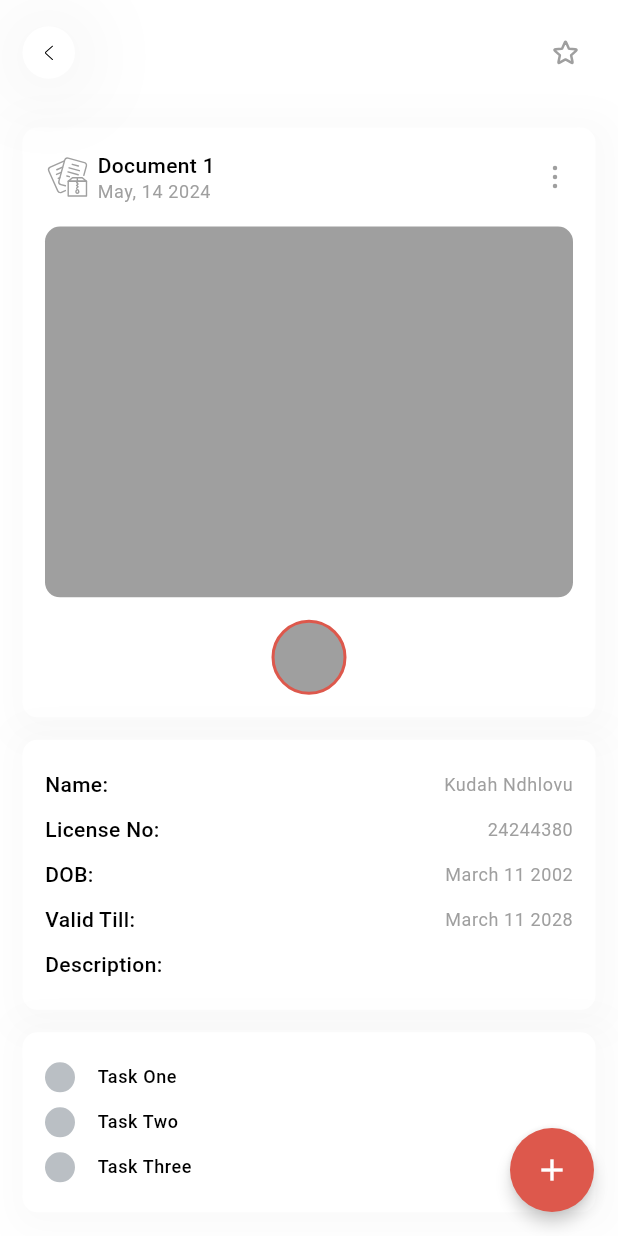
After one commit to eisax/fourfiles, a Flutter app: the ViewFileScreen screen opened directly, on a phone screen of 412 x 824 dp. The commit adds this screen. Run offline on Flutter 3.47's test engine with Material 3 defaults, Android fonts, the phone set to English and light mode, and no system bars; our stand-ins replace connectivity_plus, device_preview, dio, floor, flutter_svg, get and 3 more; accounts and stored records are empty; generated files the repository leaves out were written again.

Commit message:
feat:new branches added

```diff
--- a/lib/util/images.dart
+++ b/lib/util/images.dart
@@ -102,6 +102,7 @@ class Images {
   static const String star = 'assets/images/icons/star.svg';
   static const String more = 'assets/images/icons/more.svg';
   static const String back = 'assets/images/icons/back.svg';
+  static const String starOutline = 'assets/images/icons/star-outline.svg';
 
 
 }
--- a/lib/view/screens/base/summary_widget.dart
+++ b/lib/view/screens/base/summary_widget.dart
@@ -2,6 +2,7 @@ import 'package:flutter/material.dart';
 import 'package:flutter_svg/flutter_svg.dart';
 import 'package:fourfiles/util/dimensiona.dart';
 import 'package:fourfiles/util/images.dart';
+import 'package:fourfiles/view/screens/file/view_file_screen.dart';
 
 enum WidgetType { grid, block, list }
 
@@ -23,7 +24,12 @@ class _SummaryWidgetState extends State<SummaryWidget> {
   @override
   Widget build(BuildContext context) {
     return GestureDetector(
-      onTap: () {},
+      onTap: () {
+        Navigator.push(
+          context,
+          MaterialPageRoute(builder: (context) => const ViewFileScreen()),
+        );
+      },
       child: AnimatedContainer(
         width: widget.itemWidth,
         height: widget.itemHeight,
@@ -408,7 +414,7 @@ class _SummaryWidgetState extends State<SummaryWidget> {
                                 ),
                                 Container(
                                   padding: EdgeInsets.all(
-                                    Dimensions.paddingSizeSmall,
+                                    Dimensions.paddingSizeExtraSmall,
                                   ),
                                   decoration: BoxDecoration(
                                       shape: BoxShape.circle,
--- a/lib/view/screens/category/category_list_screen.dart
+++ b/lib/view/screens/category/category_list_screen.dart
@@ -215,7 +215,8 @@ class _CategoryListScreenState extends State<CategoryListScreen> {
                                   itemWidth: cardWidth,
                                   widgetType: WidgetType.grid,
                                 ))
-                              .toList());
+                            .toList(),
+                      );
                     },
                   ),
                 ),
--- /dev/null
+++ b/lib/view/screens/file/view_file_screen.dart
@@ -0,0 +1,385 @@
+import 'package:flutter/material.dart';
+import 'package:flutter_svg/flutter_svg.dart';
+import 'package:fourfiles/util/dimensiona.dart';
+import 'package:fourfiles/util/images.dart';
+import 'package:fourfiles/view/screens/base/summary_widget.dart';
+import 'package:fourfiles/view/screens/create/create_file_screen.dart';
+import 'package:get/get.dart';
+
+class DocumentData {
+  final int id;
+  final String key;
+  final String value;
+  DocumentData({required this.id, required this.key, required this.value});
+}
+
+class DocumentTaskData {
+  final int id;
+  final bool done;
+  final String task;
+  DocumentTaskData({required this.id, required this.done, required this.task});
+}
+
+class ViewFileScreen extends StatefulWidget {
+  const ViewFileScreen({super.key});
+
+  @override
+  State<ViewFileScreen> createState() => _ViewFileScreenState();
+}
+
+class _ViewFileScreenState extends State<ViewFileScreen> {
+  List<DocumentTaskData> tasks = [
+    DocumentTaskData(
+      id: 0,
+      task: 'Task One',
+      done: false,
+    ),
+    DocumentTaskData(
+      id: 2,
+      task: 'Task Two',
+      done: false,
+    ),
+    DocumentTaskData(
+      id: 0,
+      task: 'Task Three',
+      done: false,
+    )
+  ];
+
+  List<DocumentData> data = [
+    DocumentData(id: 0, key: 'Name', value: 'Kudah Ndhlovu'),
+    DocumentData(id: 0, key: 'License No', value: '24244380'),
+    DocumentData(id: 0, key: 'DOB', value: 'March 11 2002'),
+    DocumentData(id: 0, key: 'Valid Till', value: 'March 11 2028'),
+    DocumentData(id: 0, key: 'Description', value: '')
+  ];
+  WidgetType widgetType = WidgetType.grid;
+  bool isFavourite = false;
+  @override
+  Widget build(BuildContext context) {
+    return Scaffold(
+      appBar: PreferredSize(
+        preferredSize: const Size.fromHeight(70),
+        child: SafeArea(
+          child: Container(
+            padding: EdgeInsets.all(Dimensions.paddingSizeDefault),
+            color: Colors.transparent,
+            child: Row(
+              crossAxisAlignment: CrossAxisAlignment.center,
+              mainAxisAlignment: MainAxisAlignment.spaceBetween,
+              children: [
+                Row(
+                  children: [
+                    GestureDetector(
+                      onTap: () {
+                        Get.back();
+                      },
+                      child: Container(
+                        width: 35,
+                        height: 35,
+                        padding: EdgeInsets.all(
+                          Dimensions.paddingSizeSmall,
+                        ),
+                        decoration: BoxDecoration(
+                          shape: BoxShape.circle,
+                          color: Colors.white,
+                          boxShadow: [
+                            BoxShadow(
+                              color: Theme.of(context).shadowColor,
+                              spreadRadius: 1,
+                              blurRadius: 50,
+                              offset: const Offset(0, 3),
+                            ),
+                          ],
+                        ),
+                        child: SvgPicture.asset(
+                          Images.back,
+                        ),
+                      ),
+                    ),
+                  ],
+                ),
+                Row(
+                  children: [
+                    GestureDetector(
+                      onTap: () {
+                        setState(() {
+                          isFavourite = !isFavourite;
+                        });
+                      },
+                      child: Container(
+                        width: 40,
+                        height: 40,
+                        padding: EdgeInsets.all(
+                          Dimensions.paddingSizeSmall,
+                        ),
+                        child: isFavourite
+                            ? SvgPicture.asset(
+                                Images.star,
+                                color: Colors.yellow,
+                              )
+                            : SvgPicture.asset(
+                                Images.starOutline,
+                                color: Theme.of(context).hintColor,
+                              ),
+                      ),
+                    )
+                  ],
+                )
+              ],
+            ),
+          ),
+        ),
+      ),
+      body: SafeArea(
+        child: Container(
+          padding: EdgeInsets.all(
+            Dimensions.paddingSizeDefault,
+          ),
+          child: SingleChildScrollView(
+            physics: const BouncingScrollPhysics(),
+            child: Column(
+              children: [
+                Container(
+                  padding: EdgeInsets.all(
+                    Dimensions.paddingSizeDefault,
+                  ),
+                  decoration: BoxDecoration(
+                    borderRadius: BorderRadius.circular(
+                      Dimensions.radiusDefault,
+                    ),
+                    boxShadow: [
+                      BoxShadow(
+                        color: Colors.grey.withOpacity(0.05),
+                        spreadRadius: 10,
+                        blurRadius: 20,
+                        offset: const Offset(3, 3),
+                      ),
+                    ],
+                    color: Colors.white,
+                  ),
+                  child: Column(
+                    children: [
+                      Row(
+                        mainAxisAlignment: MainAxisAlignment.spaceBetween,
+                        children: [
+                          Row(
+                            children: [
+                              SizedBox(
+                                width: 30,
+                                height: 30,
+                                child: SvgPicture.asset(
+                                  Images.document,
+                                  color: Theme.of(context).hintColor,
+                                ),
+                              ),
+                              SizedBox(
+                                width: Dimensions.paddingSizeExtraSmall,
+                              ),
+                              Column(
+                                crossAxisAlignment: CrossAxisAlignment.start,
+                                children: [
+                                  Text(
+                                    "Document 1",
+                                    style: Theme.of(context)
+                                        .textTheme
+                                        .bodyMedium
+                                        ?.copyWith(
+                                          fontWeight: FontWeight.w500,
+                                        ),
+                                  ),
+                                  Text(
+                                    "May, 14 2024",
+                                    style: Theme.of(context)
+                                        .textTheme
+                                        .bodySmall
+                                        ?.copyWith(
+                                          fontWeight: FontWeight.w400,
+                                          color: Theme.of(context).hintColor,
+                                        ),
+                                  ),
+                                ],
+                              )
+                            ],
+                          ),
+                          SizedBox(
+                            width: 24,
+                            height: 24,
+                            child: SvgPicture.asset(
+                              Images.more,
+                              color: Theme.of(context).hintColor,
+                            ),
+                          ),
+                        ],
+                      ),
+                      SizedBox(
+                        height: Dimensions.paddingSizeDefault,
+                      ),
+                      Container(
+                        padding: EdgeInsets.all(
+                          Dimensions.paddingSizeSmall,
+                        ),
+                        decoration: BoxDecoration(
+                            borderRadius: BorderRadius.circular(
+                              Dimensions.radiusDefault,
+                            ),
+                            color: Theme.of(context).hintColor),
+                        height: Get.height * 0.3,
+                      ),
+                      SizedBox(
+                        height: Dimensions.paddingSizeDefault,
+                      ),
+                      Container(
+                        padding: EdgeInsets.all(
+                          Dimensions.paddingSizeSmall,
+                        ),
+                        decoration: BoxDecoration(
+                            shape: BoxShape.circle,
+                            color: Theme.of(context).hintColor,
+                            border: Border.all(
+                              width: 2,
+                              color: Theme.of(context).primaryColor,
+                            )),
+                        height: 50,
+                        width: 50,
+                      ),
+                    ],
+                  ),
+                ),
+                SizedBox(
+                  height: Dimensions.paddingSizeDefault,
+                ),
+                Container(
+                  padding: EdgeInsets.all(
+                    Dimensions.paddingSizeDefault,
+                  ),
+                  decoration: BoxDecoration(
+                    borderRadius: BorderRadius.circular(
+                      Dimensions.radiusDefault,
+                    ),
+                    boxShadow: [
+                      BoxShadow(
+                        color: Colors.grey.withOpacity(0.05),
+                        spreadRadius: 10,
+                        blurRadius: 20,
+                        offset: const Offset(3, 3),
+                      ),
+                    ],
+                    color: Colors.white,
+                  ),
+                  child: Column(
+                    children: data.map((documentData) {
+                      return Padding(
+                        padding: EdgeInsets.symmetric(
+                          vertical: Dimensions.paddingSizeExtraSmall,
+                        ),
+                        child: Row(
+                          mainAxisAlignment: MainAxisAlignment.spaceBetween,
+                          children: [
+                            Text(
+                              "${documentData.key}:",
+                              style: Theme.of(context)
+                                  .textTheme
+                                  .bodyMedium
+                                  ?.copyWith(
+                                    fontWeight: FontWeight.w500,
+                                  ),
+                            ),
+                            Text(
+                              documentData.value,
+                              style: Theme.of(context)
+                                  .textTheme
+                                  .bodySmall
+                                  ?.copyWith(
+                                    fontWeight: FontWeight.w400,
+                                    color: Theme.of(context).hintColor,
+                                  ),
+                            )
+                          ],
+                        ),
+                      );
+                    }).toList(),
+                  ),
+                ),
+                SizedBox(
+                  height: Dimensions.paddingSizeDefault,
+                ),
+                Container(
+                  padding: EdgeInsets.all(
+                    Dimensions.paddingSizeDefault,
+                  ),
+                  decoration: BoxDecoration(
+                    borderRadius: BorderRadius.circular(
+                      Dimensions.radiusDefault,
+                    ),
+                    boxShadow: [
+                      BoxShadow(
+                        color: Colors.grey.withOpacity(0.05),
+                        spreadRadius: 10,
+                        blurRadius: 20,
+                        offset: const Offset(3, 3),
+                      ),
+                    ],
+                    color: Colors.white,
+                  ),
+                  child: Column(
+                    children: tasks.map((documentTask) {
+                      return Padding(
+                        padding: EdgeInsets.symmetric(
+                          vertical: Dimensions.paddingSizeExtraSmall,
+                        ),
+                        child: Row(
+                          mainAxisAlignment: MainAxisAlignment.start,
+                          children: [
+                            AnimatedContainer(
+                              duration: const Duration(milliseconds: 300),
+                              padding: EdgeInsets.all(
+                                Dimensions.paddingSizeSmall,
+                              ),
+                              decoration: BoxDecoration(
+                                  shape: BoxShape.circle,
+                                  color: Theme.of(context).disabledColor),
+                            ),
+                            SizedBox(
+                              width: Dimensions.paddingSizeDefault,
+                            ),
+                            Text(
+                              documentTask.task,
+                              style: Theme.of(context)
+                                  .textTheme
+                                  .bodySmall
+                                  ?.copyWith(
+                                    decoration: documentTask.done
+                                        ? TextDecoration.lineThrough
+                                        : null,
+                                    decorationThickness: 2,
+                                    fontWeight: FontWeight.w500,
+                                  ),
+                            ),
+                          ],
+                        ),
+                      );
+                    }).toList(),
+                  ),
+                )
+              ],
+            ),
+          ),
+        ),
+      ),
+      floatingActionButton: FloatingActionButton(
+        onPressed: () {
+          Navigator.push(
+            context,
+            MaterialPageRoute(builder: (context) => const CreateFileScreen()),
+          );
+        },
+        child: Icon(Icons.add),
+        backgroundColor: Theme.of(context).primaryColor,
+        elevation: 4.0,
+        splashColor: Theme.of(context).primaryColor,
+        shape: const CircleBorder(),
+      ),
+    );
+  }
+}
```
Also changed, not shown: assets/images/icons/reverse.svg, assets/images/icons/star-outline.svg (added). Lines whose indentation alone changed are shown as unchanged.
